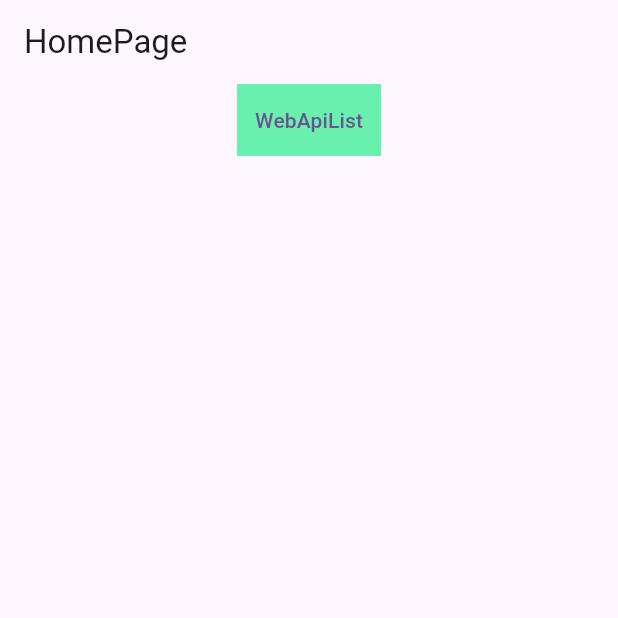
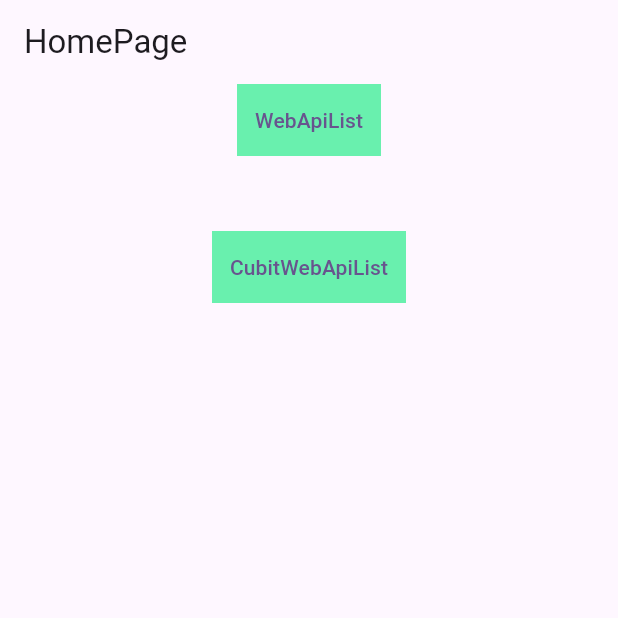
Before and after one commit to kgpksh/flutter_practice2, a Flutter app: the screen it shows after launch, on a phone screen of 412 x 824 dp, the top half of it. Run offline on Flutter 3.47's test engine with Material 3 defaults, Android fonts, the phone set to English and light mode, and no system bars; our stand-ins replace bloc, dio, equatable, flutter_bloc; accounts and stored records are empty; network calls fail.

Commit message:
feat: 큐빗 상속방식으로 무한스크롤 리스트 구현

```diff
--- a/lib/app_router.dart
+++ b/lib/app_router.dart
@@ -1,15 +1,24 @@
 import 'package:flutter/cupertino.dart';
 import 'package:flutter/material.dart';
+import 'package:flutter_bloc/flutter_bloc.dart';
+import 'package:flutter_practice2/bloc/cubit/cubit_inherit/inherit_user_list_extends_cubit.dart';
+import 'package:flutter_practice2/views/cubit/user_list.dart';
 import 'package:flutter_practice2/views/home_page.dart';
 import 'package:flutter_practice2/web_api_list/web_api_list.dart';
 
 class AppRouter {
+  final _userListExtendsCubit = InheritUserListExtendsCubit();
   Route? onGenerateroute(RouteSettings routeSettings) {
     switch (routeSettings.name) {
       case '/':
         return MaterialPageRoute(builder: (_) => HomePage());
       case '/webApiList':
         return MaterialPageRoute(builder: (_) => WebApiList());
+      case '/cubitWebApiList':
+        return MaterialPageRoute(
+            builder: (_) => BlocProvider.value(
+                value: _userListExtendsCubit,
+                child: InheritUserListForCubitExtends()));
       default:
         return null;
     }
--- /dev/null
+++ b/lib/bloc/cubit/cubit_inherit/inherit_user_list_extends_cubit.dart
@@ -0,0 +1,35 @@
+import 'package:bloc/bloc.dart';
+import 'package:dio/dio.dart';
+import 'package:equatable/equatable.dart';
+import 'package:flutter_practice2/model/user_info_results.dart';
+import 'package:meta/meta.dart';
+
+part 'inherit_user_list_extends_state.dart';
+
+class InheritUserListExtendsCubit extends Cubit<InheritUserListCubitsState> {
+  late Dio _dio;
+  InheritUserListExtendsCubit() : super(InitInheritUserListCubitState()) {
+    _dio = Dio(BaseOptions(baseUrl: 'https://randomuser.me/'));
+   loadUserList();
+  }
+
+  loadUserList() async {
+    try {
+      if(state is LoadingInheritUserListCubitState || state is ErrorInheritUserListCubitState) {
+        return;
+      }
+
+      emit(LoadingInheritUserListCubitState(userInfoResult: state.userInfoResult));
+      var result = await _dio.get('api', queryParameters: {
+        'results': 10,
+        'seed': 'sudar',
+        'page': state.userInfoResult.currentPage,
+      });
+
+      emit(LoadedInheritUserListCubitState(userInfoResult: state.userInfoResult.copyWithJson(result.data)));
+
+    } catch(e) {
+      emit(ErrorInheritUserListCubitState(errorMessage: e.toString(), userInfoResult: state.userInfoResult));
+    }
+  }
+}
--- a/lib/model/user_info_results.dart
+++ b/lib/model/user_info_results.dart
@@ -5,6 +5,8 @@ class UserInfoResult extends Equatable {
   final List<UserInfo> userInfoList;
 
   UserInfoResult({required this.currentPage, required this.userInfoList});
+
+  UserInfoResult.init() : this(currentPage: 0, userInfoList: []);
 
   factory UserInfoResult.fromJson(Map<String, dynamic> json) {
     return UserInfoResult(
--- a/lib/views/home_page.dart
+++ b/lib/views/home_page.dart
@@ -26,6 +26,20 @@ class HomePage extends StatelessWidget {
                 ),
               ],
             )),
+            SizedBox(height: 50,),
+            ClipRect(
+                child: Stack(
+                  children: [
+                    Positioned.fill(child: Container(
+                      color: Colors.greenAccent,
+                    )),
+                    TextButton(
+                      onPressed: () =>
+                          Navigator.of(context).pushNamed('/cubitWebApiList'),
+                      child: Text('CubitWebApiList'),
+                    ),
+                  ],
+                )),
           ],
         ),
       ),
```
Also changed, not shown: lib/bloc/cubit/cubit_inherit/inherit_user_list_extends_state.dart (added, +36 -0 lines), lib/views/cubit/user_list.dart (+75 -39 lines), lib/web_api_list/web_api_list.dart (+0 -62 lines).
